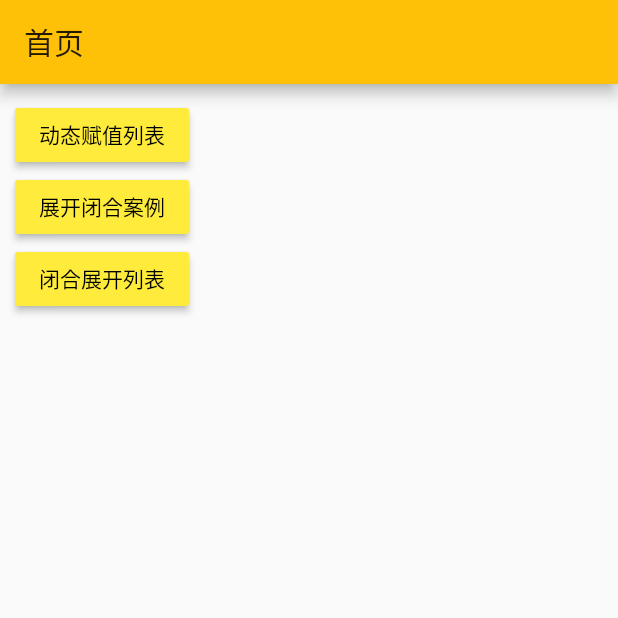
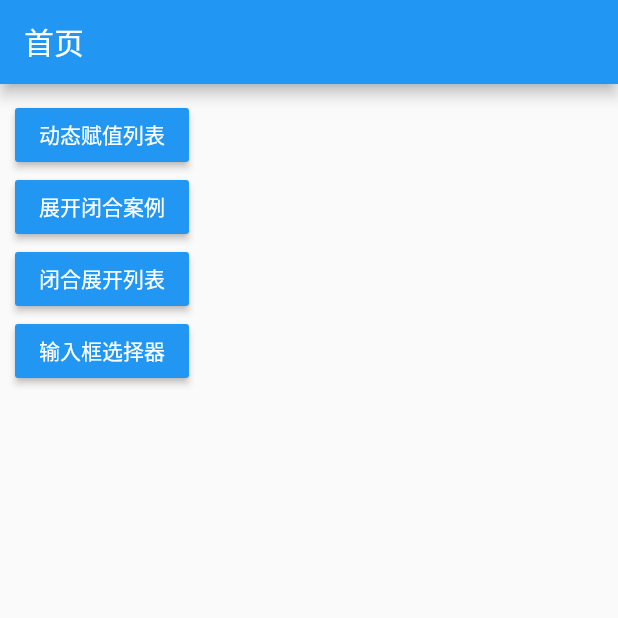
Before and after one commit to dstweihao/dst-flutter-basic-example, a Flutter app: the screen it shows after launch, on a phone screen of 412 x 824 dp, the top half of it. Run offline on Flutter 3.47's test engine with Material 2 defaults, Android fonts, the phone set to English and light mode, and no system bars.

Commit message:
新增输入框选择器

```diff
--- a/lib/example/expansion_panel_list_page.dart
+++ b/lib/example/expansion_panel_list_page.dart
@@ -8,6 +8,7 @@ class ExpansionPanelListPage extends StatefulWidget {
 class _ExpansionPanelListPageState extends State<ExpansionPanelListPage> {
   int selectedIndex = -1;
   List<int> dataList;
+
   @override
   void initState() {
     // TODO: implement initState
--- a/lib/home_page.dart
+++ b/lib/home_page.dart
@@ -2,6 +2,7 @@ import 'package:flutter/material.dart';
 import 'package:flutter_basic_example/example/expansion_panel_list_page.dart';
 import 'package:flutter_basic_example/example/expansiontitle_page.dart';
 import 'package:flutter_basic_example/example/listview_page.dart';
+import 'package:flutter_basic_example/example/text_form_field_page.dart';
 
 class HomePage extends StatelessWidget {
   @override
@@ -13,10 +14,10 @@ class HomePage extends StatelessWidget {
           child: new Column(
             children: <Widget>[
               RaisedButton(
-                color: Colors.yellow,
+                color: Colors.blue,
                 child: Text(
                   "动态赋值列表",
-                  style: TextStyle(color: Colors.black),
+                  style: TextStyle(color: Colors.white),
                 ),
                 onPressed: () {
                   Navigator.push(context, MaterialPageRoute(builder: (context) {
@@ -25,10 +26,10 @@ class HomePage extends StatelessWidget {
                 },
               ),
               RaisedButton(
-                color: Colors.yellow,
+                color: Colors.blue,
                 child: Text(
                   "展开闭合案例",
-                  style: TextStyle(color: Colors.black),
+                  style: TextStyle(color: Colors.white),
                 ),
                 onPressed: () {
                   Navigator.push(context, MaterialPageRoute(builder: (context) {
@@ -37,14 +38,26 @@ class HomePage extends StatelessWidget {
                 },
               ),
               RaisedButton(
-                color: Colors.yellow,
+                color: Colors.blue,
                 child: Text(
                   "闭合展开列表",
-                  style: TextStyle(color: Colors.black),
+                  style: TextStyle(color: Colors.white),
                 ),
                 onPressed: () {
                   Navigator.push(context, MaterialPageRoute(builder: (context) {
                     return ExpansionPanelListPage();
+                  }));
+                },
+              ),
+              RaisedButton(
+                color: Colors.blue,
+                child: Text(
+                  "输入框选择器",
+                  style: TextStyle(color: Colors.white),
+                ),
+                onPressed: () {
+                  Navigator.push(context, MaterialPageRoute(builder: (context) {
+                    return TextFormFieldPage();
                   }));
                 },
               )
--- a/lib/main.dart
+++ b/lib/main.dart
@@ -1,22 +1,20 @@
 import 'package:flutter/material.dart';
 import 'package:flutter_basic_example/Home_page.dart';
 
-void main(){
+void main() {
   runApp(new MyApp());
+}
 
-}
 class MyApp extends StatelessWidget {
-
   @override
   Widget build(BuildContext context) {
     return Container(
       child: MaterialApp(
         title: "Flutter_Exampler",
         theme: ThemeData(
-          primaryColor: Colors.amber,
+//          primaryColor: Colors.amber,
         ),
         home: HomePage(),
-
       ),
     );
   }
```
Also changed, not shown: lib/example/expansiontitle_page.dart (+9 -4 lines), lib/example/listview_page.dart (+16 -9 lines), lib/example/text_form_field_page.dart (added, +74 -0 lines).
